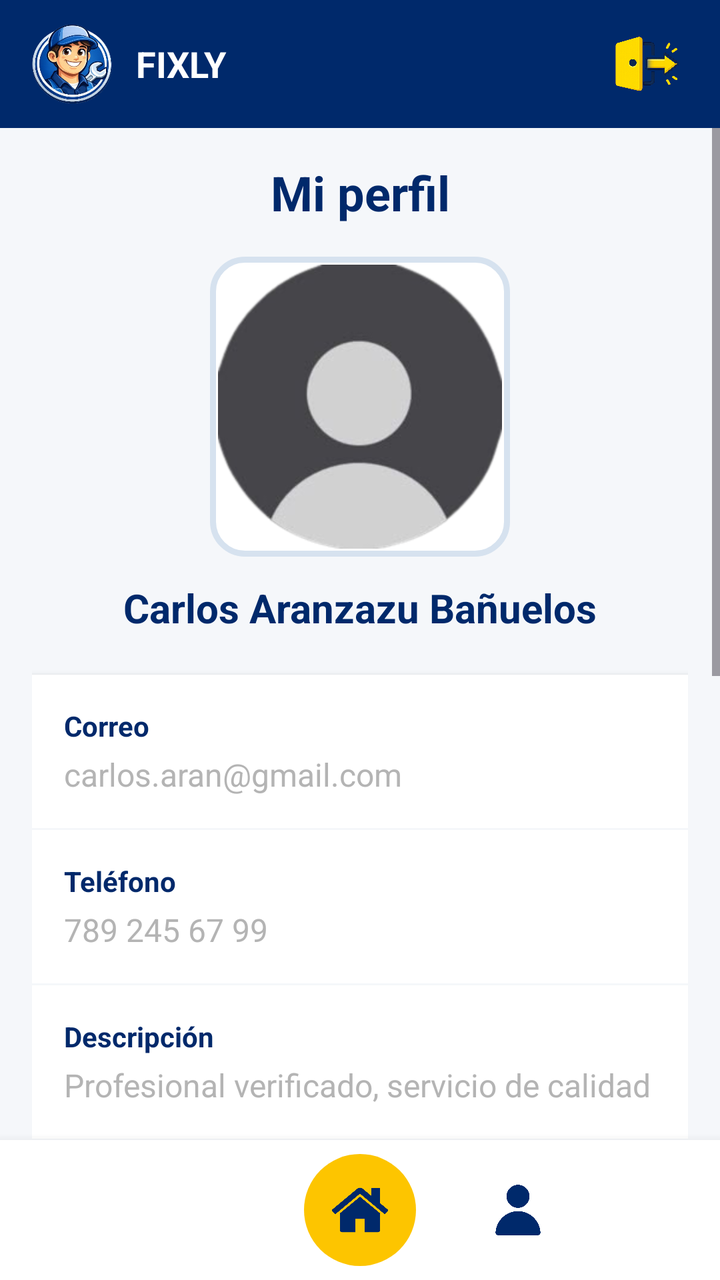
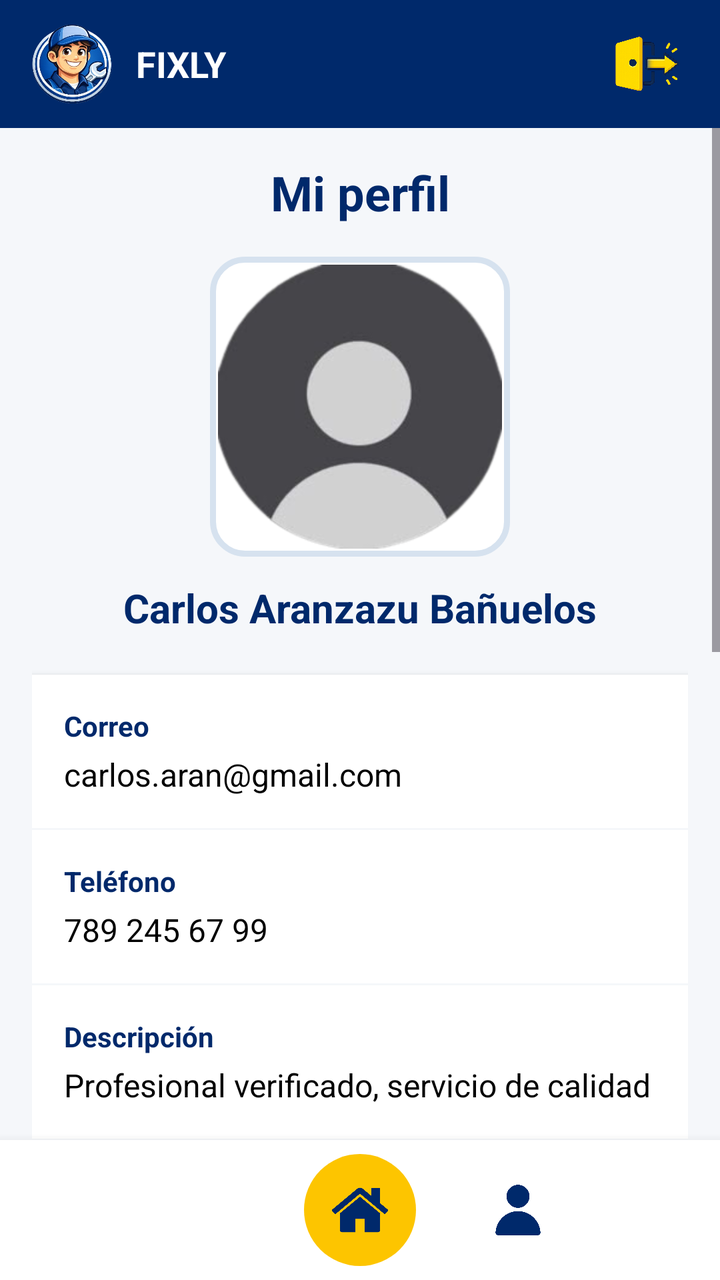

An Android layout rendered at two revisions. The XML below is the earlier revision; the diff shows what the commit changed to produce the second picture.
<!-- AndroidManifest.xml: application theme Theme.Fixly -->
<!-- res/layout/ver_mi_perfil_proveedor.xml -->
<?xml version="1.0" encoding="utf-8"?>
<LinearLayout
    xmlns:android="http://schemas.android.com/apk/res/android"
    xmlns:app="http://schemas.android.com/apk/res-auto"
    android:id="@+id/main"
    android:layout_width="match_parent"
    android:layout_height="match_parent"
    android:orientation="vertical"
    android:background="@color/gris_fondo">

    <include layout="@layout/header"/>

    <ScrollView
        android:layout_width="match_parent"
        android:layout_height="0dp"
        android:layout_weight="1"
        android:fillViewport="true">

        <LinearLayout
            android:id="@+id/contenedor_perfil"
            android:layout_width="match_parent"
            android:layout_height="wrap_content"
            android:orientation="vertical"
            android:padding="16dp">

            <TextView
                android:layout_width="match_parent"
                android:layout_height="wrap_content"
                android:text="Mi perfil"
                android:textSize="24sp"
                android:textStyle="bold"
                android:textColor="@color/azul_fixly"
                android:gravity="center"
                android:layout_marginBottom="16dp"/>


            <FrameLayout
                android:layout_width="150dp"
                android:layout_height="150dp"
                android:layout_gravity="center"
                android:background="@drawable/fondo_imagen_redondeada_perfil"
                android:padding="4dp">

                <ImageView
                    android:id="@+id/imagen_proveedor"
                    android:layout_width="match_parent"
                    android:layout_height="match_parent"
                    android:scaleType="centerCrop"
                    android:background="@drawable/imagen_redondeada"
                    android:clipToOutline="true"
                    android:src="@drawable/ic_usuario_placeholder"/>
            </FrameLayout>


            <TextView
                android:id="@+id/texto_nombre_proveedor"
                android:layout_width="match_parent"
                android:layout_height="wrap_content"
                android:text="Carlos Aranzazu Bañuelos"
                android:textStyle="bold"
                android:textSize="20sp"
                android:textColor="@color/azul_fixly"
                android:gravity="center"
                android:layout_marginTop="12dp"
                android:layout_marginBottom="20dp"/>


            <LinearLayout
                android:layout_width="match_parent"
                android:layout_height="wrap_content"
                android:orientation="vertical"
                android:background="@android:color/white"
                android:elevation="3dp">


                <LinearLayout
                    android:layout_width="match_parent"
                    android:layout_height="wrap_content"
                    android:orientation="vertical"
                    android:padding="16dp">

                    <TextView
                        android:layout_width="wrap_content"
                        android:layout_height="wrap_content"
                        android:text="Correo"
                        android:textStyle="bold"
                        android:textColor="@color/azul_fixly"
                        android:textSize="14sp"/>

                    <TextView
                        android:id="@+id/texto_correo_proveedor"
                        android:layout_width="wrap_content"
                        android:layout_height="wrap_content"
                        android:text="carlos.aran@gmail.com"
                        android:textSize="16sp"
                        android:textColor="@color/gris_texto"
                        android:layout_marginTop="4dp"/>
                </LinearLayout>


                <View
                    android:layout_width="match_parent"
                    android:layout_height="1dp"
                    android:background="@color/gris_fondo"/>


                <LinearLayout
                    android:layout_width="match_parent"
                    android:layout_height="wrap_content"
                    android:orientation="vertical"
                    android:padding="16dp">

                    <TextView
                        android:layout_width="wrap_content"
                        android:layout_height="wrap_content"
                        android:text="Teléfono"
                        android:textStyle="bold"
                        android:textColor="@color/azul_fixly"
                        android:textSize="14sp"/>

                    <TextView
                        android:id="@+id/texto_telefono_proveedor"
                        android:layout_width="wrap_content"
                        android:layout_height="wrap_content"
                        android:text="789 245 67 99"
                        android:textSize="16sp"
                        android:textColor="@color/gris_texto"
                        android:layout_marginTop="4dp"/>
                </LinearLayout>


                <View
                    android:layout_width="match_parent"
                    android:layout_height="1dp"
                    android:background="@color/gris_fondo"/>


                <LinearLayout
                    android:layout_width="match_parent"
                    android:layout_height="wrap_content"
                    android:orientation="vertical"
                    android:padding="16dp">

                    <TextView
                        android:layout_width="wrap_content"
                        android:layout_height="wrap_content"
                        android:text="Descripción"
                        android:textStyle="bold"
                        android:textColor="@color/azul_fixly"
                        android:textSize="14sp"/>

                    <TextView
                        android:id="@+id/texto_descripcion_proveedor"
                        android:layout_width="wrap_content"
                        android:layout_height="wrap_content"
                        android:text="Profesional verificado, servicio de calidad"
                        android:textSize="16sp"
                        android:textColor="@color/gris_texto"
                        android:layout_marginTop="4dp"/>
                </LinearLayout>


                <View
                    android:layout_width="match_parent"
                    android:layout_height="1dp"
                    android:background="@color/gris_fondo"/>


                <LinearLayout
                    android:layout_width="match_parent"
                    android:layout_height="wrap_content"
                    android:orientation="vertical"
                    android:padding="16dp">

                    <TextView
                        android:layout_width="wrap_content"
                        android:layout_height="wrap_content"
                        android:text="Servicios"
                        android:textStyle="bold"
                        android:textColor="@color/azul_fixly"
                        android:textSize="14sp"/>

                    <TextView
                        android:id="@+id/texto_servicios_proveedor"
                        android:layout_width="wrap_content"
                        android:layout_height="wrap_content"
                        android:text="• Reparación de fugas&#10;• Instalación de tuberías&#10;• Destape de drenaje"
                        android:textSize="16sp"
                        android:textColor="@color/gris_texto"
                        android:layout_marginTop="4dp"/>
                </LinearLayout>

            </LinearLayout>


            <TextView
                android:layout_width="wrap_content"
                android:layout_height="wrap_content"
                android:text="Valoración"
                android:textStyle="bold"
                android:textColor="@color/azul_fixly"
                android:layout_marginTop="20dp"/>

            <RatingBar
                android:id="@+id/rating_bar"
                android:layout_width="wrap_content"
                android:layout_height="wrap_content"
                android:numStars="5"
                android:rating="4"
                android:stepSize="0.5"
                android:isIndicator="true"
                android:layout_marginTop="8dp"/>


            <TextView
                android:layout_width="wrap_content"
                android:layout_height="wrap_content"
                android:text="Comentarios"
                android:textStyle="bold"
                android:textColor="@color/azul_fixly"
                android:layout_marginTop="20dp"
                android:layout_marginBottom="8dp"/>

            <androidx.recyclerview.widget.RecyclerView
                android:id= "@+id/recycler_comentarios"
                android:layout_width="match_parent"
                android:layout_height="wrap_content"
                android:nestedScrollingEnabled="false"/>


            <com.google.android.material.button.MaterialButton
                android:id="@+id/boton_editar"
                android:layout_width="match_parent"
                android:layout_height="wrap_content"
                android:text="Editar perfil"
                android:layout_marginTop="20dp"
                android:backgroundTint="@color/azul_claro_fixly"
                android:textColor="@color/azul_fixly"
                app:cornerRadius="0dp"/>

            <com.google.android.material.button.MaterialButton
                android:id="@+id/boton_password"
                android:layout_width="match_parent"
                android:layout_height="wrap_content"
                android:text="Cambiar contraseña"
                android:layout_marginTop="10dp"
                android:layout_marginBottom="20dp"
                android:backgroundTint="@color/azul_claro_fixly"
                android:textColor="@color/azul_fixly"
                app:cornerRadius="0dp"/>

        </LinearLayout>

    </ScrollView>

    <include layout="@layout/bottom_nav_proveedor"/>

</LinearLayout>
<!-- res/layout/header.xml (included above) -->
<?xml version="1.0" encoding="utf-8"?>
<LinearLayout xmlns:android="http://schemas.android.com/apk/res/android"
    xmlns:app="http://schemas.android.com/apk/res-auto"
    android:id="@+id/header_container"
    android:layout_width="match_parent"
    android:layout_height="64dp"
    android:background="@color/azul_fixly"
    android:gravity="center_vertical"
    android:paddingHorizontal="16dp"
    android:orientation="horizontal">

    <ImageView
        android:layout_width="40dp"
        android:layout_height="40dp"
        android:scaleType="fitCenter"
        android:src="@drawable/logo" />

    <TextView
        android:layout_width="0dp"
        android:layout_height="wrap_content"
        android:layout_marginStart="12dp"
        android:layout_weight="1"
        android:text="FIXLY"
        android:textColor="@android:color/white"
        android:textSize="18sp"
        android:textStyle="bold" />

    <ImageView
        android:id="@+id/imageView"
        android:layout_width="40dp"
        android:layout_height="40dp"
        app:srcCompat="@drawable/ic_cerrar_sesion" />

</LinearLayout>
<!-- res/layout/bottom_nav_proveedor.xml (included above) -->
<?xml version="1.0" encoding="utf-8"?>
<LinearLayout xmlns:android="http://schemas.android.com/apk/res/android"
    xmlns:app="http://schemas.android.com/apk/res-auto"
    android:id="@+id/bottom_container"
    android:layout_width="match_parent"
    android:layout_height="70dp"
    android:background="@android:color/white"
    android:elevation="8dp"
    android:gravity="center"
    android:orientation="horizontal">

    <ImageView
        android:id="@+id/historial_barra_navegacion"
        android:layout_width="30dp"
        android:layout_height="30dp"
        android:tint="#00296b" />

    <FrameLayout
        android:id="@+id/home_barra_navegacion"
        android:layout_width="56dp"
        android:layout_height="56dp"
        android:layout_marginHorizontal="36dp"
        android:background="@drawable/bg_home">

        <ImageView
            android:layout_width="28dp"
            android:layout_height="28dp"
            android:layout_gravity="center"
            android:src="@drawable/icono_home"
            app:tint="#00296b" />
    </FrameLayout>

    <ImageView
        android:id="@+id/perfil_barra_navegacion"
        android:layout_width="30dp"
        android:layout_height="30dp"
        android:src="@drawable/icono_usuario"
        app:tint="#00296b" />

</LinearLayout>
<!-- resources referenced by this layout -->
<resources>
  <color name="azul_claro_fixly">#d6e2ef</color>
  <color name="azul_fixly">#00296b</color>
  <color name="gris_fondo">#f5f7fa</color>
  <color name="gris_texto">#b4b4b4</color>
  <!-- drawable bg_home (drawable) -->
  <?xml version="1.0" encoding="utf-8"?>
  <shape xmlns:android="http://schemas.android.com/apk/res/android"
      android:shape="oval">
      <solid android:color="#fdc500"/>
  </shape>
  <!-- drawable fondo_imagen_redondeada_perfil (drawable) -->
  <shape xmlns:android="http://schemas.android.com/apk/res/android">
      <solid android:color="#FFFFFF"/>
  
      <stroke
          android:width="3dp"
          android:color="@color/azul_claro_fixly"/>
  
      <corners android:radius="16dp"/>
  </shape>
  <!-- drawable ic_cerrar_sesion: png bitmap (drawable, 236120 bytes) -->
  <!-- drawable ic_usuario_placeholder: png bitmap (drawable, 23337 bytes) -->
  <!-- drawable icono_home: png bitmap (drawable, 9640 bytes) -->
  <!-- drawable icono_usuario: png bitmap (drawable, 6687 bytes) -->
  <!-- drawable imagen_redondeada (drawable) -->
  <shape xmlns:android="http://schemas.android.com/apk/res/android">
      <corners android:radius="12dp"/>
      <solid android:color="#FFFFFF"/>
  </shape>
  <!-- drawable logo: png bitmap (drawable, 142083 bytes) -->
  <style name="Theme.Fixly" parent="Base.Theme.Fixly" />
  <style name="Base.Theme.Fixly" parent="Theme.Material3.DayNight.NoActionBar">
          
          
      </style>
</resources>

<!-- the commit's change to res/layout/ver_mi_perfil_proveedor.xml (unified diff, before → after) -->
@@ -93,7 +93,7 @@
                         android:layout_height="wrap_content"
                         android:text="carlos.aran@gmail.com"
                         android:textSize="16sp"
-                        android:textColor="@color/gris_texto"
+                        android:textColor="@color/black"
                         android:layout_marginTop="4dp"/>
                 </LinearLayout>
 
@@ -124,7 +124,7 @@
                         android:layout_height="wrap_content"
                         android:text="789 245 67 99"
                         android:textSize="16sp"
-                        android:textColor="@color/gris_texto"
+                        android:textColor="@color/black"
                         android:layout_marginTop="4dp"/>
                 </LinearLayout>
 
@@ -155,7 +155,7 @@
                         android:layout_height="wrap_content"
                         android:text="Profesional verificado, servicio de calidad"
                         android:textSize="16sp"
-                        android:textColor="@color/gris_texto"
+                        android:textColor="@color/black"
                         android:layout_marginTop="4dp"/>
                 </LinearLayout>
 
@@ -186,7 +186,7 @@
                         android:layout_height="wrap_content"
                         android:text="• Reparación de fugas&#10;• Instalación de tuberías&#10;• Destape de drenaje"
                         android:textSize="16sp"
-                        android:textColor="@color/gris_texto"
+                        android:textColor="@color/black"
                         android:layout_marginTop="4dp"/>
                 </LinearLayout>
 
@@ -201,15 +201,54 @@
                 android:textColor="@color/azul_fixly"
                 android:layout_marginTop="20dp"/>
 
-            <RatingBar
-                android:id="@+id/rating_bar"
-                android:layout_width="wrap_content"
-                android:layout_height="wrap_content"
-                android:numStars="5"
-                android:rating="4"
-                android:stepSize="0.5"
-                android:isIndicator="true"
-                android:layout_marginTop="8dp"/>
+            <LinearLayout
+                android:layout_width="match_parent"
+                android:layout_height="wrap_content"
+                android:orientation="horizontal"
+                android:gravity="center_vertical"
+                android:layout_marginTop="8dp"
+                android:padding="12dp"
+                android:background="@android:color/white"
+                android:elevation="2dp">
+
+                <TextView
+                    android:id="@+id/texto_promedio_estrellas"
+                    android:layout_width="wrap_content"
+                    android:layout_height="wrap_content"
+                    android:text="0.0"
+                    android:textSize="36sp"
+                    android:textStyle="bold"
+                    android:textColor="@color/black"/>
+
+                <LinearLayout
+                    android:layout_width="wrap_content"
+                    android:layout_height="wrap_content"
+                    android:orientation="vertical"
+                    android:layout_marginStart="16dp">
+
+                    <RatingBar
+                        android:id="@+id/rating_bar"
+                        style="?android:attr/ratingBarStyle"
+                        android:layout_width="wrap_content"
+                        android:layout_height="wrap_content"
+                        android:numStars="5"
+                        android:rating="0"
+                        android:stepSize="0.1"
+                        android:isIndicator="true"
+                        android:progressTint="@color/amarillo_fixly"
+                        android:secondaryProgressTint="@android:color/transparent"
+                        android:backgroundTint="@android:color/transparent" />
+
+                    <TextView
+                        android:id="@+id/texto_total_comentarios"
+                        android:layout_width="wrap_content"
+                        android:layout_height="wrap_content"
+                        android:text="(0 comentarios)"
+                        android:textSize="14sp"
+                        android:textColor="@color/gris_texto"/>
+                </LinearLayout>
+
+            </LinearLayout>
 
 
             <TextView
<!-- resource entries referenced after the edit -->
@@ -1,7 +1,9 @@
 <!-- resources referenced by this layout -->
 <resources>
+  <color name="amarillo_fixly">#fdc500</color>
   <color name="azul_claro_fixly">#d6e2ef</color>
   <color name="azul_fixly">#00296b</color>
+  <color name="black">#FF000000</color>
   <color name="gris_fondo">#f5f7fa</color>
   <color name="gris_texto">#b4b4b4</color>
   <!-- drawable bg_home (drawable) -->
